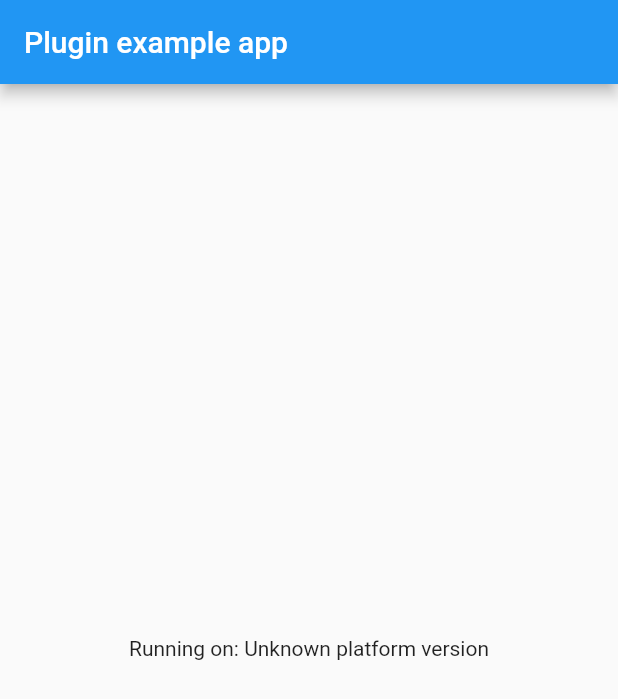
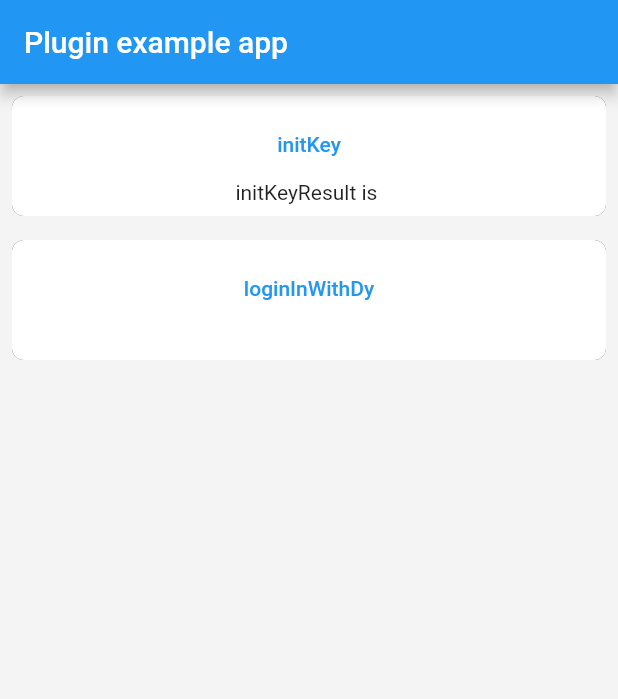
Before and after one commit to LinHuanTanLy/flutter_douyin_plugin, a Flutter app: the screen it shows after launch, on a phone screen of 412 x 824 dp. Shown: the top 699 px of the screen. Run offline on Flutter 3.47's test engine with Material 2 defaults, Android fonts, the phone set to English and light mode, and no system bars; our stand-ins replace dio, plugin_platform_interface.

Commit message:
example demo

```diff
--- a/example/lib/main.dart
+++ b/example/lib/main.dart
@@ -1,8 +1,8 @@
 import 'package:flutter/material.dart';
-import 'dart:async';
+import 'package:dy/dy.dart';
 
-import 'package:flutter/services.dart';
-import 'package:dy/dy.dart';
+const clientKey = 'awydmcyyh53uwo1v';
+const clientSecret = 'ac1a816c62a84475bd27356f9af52fe1';
 
 void main() {
   runApp(const MyApp());
@@ -16,48 +16,66 @@ class MyApp extends StatefulWidget {
 }
 
 class _MyAppState extends State<MyApp> {
-  String _platformVersion = 'Unknown';
   final _dyPlugin = Dy();
+  String? initKeyResult = "";
+  String? loginInResult = "";
+
+  final BoxDecoration _decoration = BoxDecoration(
+    boxShadow: [BoxShadow(color: Colors.black.withAlpha(180))],
+    borderRadius: BorderRadius.circular(8),
+    color: Colors.white,
+  );
 
   @override
   void initState() {
     super.initState();
-    initPlatformState();
-  }
-
-  // Platform messages are asynchronous, so we initialize in an async method.
-  Future<void> initPlatformState() async {
-    String platformVersion;
-    // Platform messages may fail, so we use a try/catch PlatformException.
-    // We also handle the message potentially returning null.
-    try {
-      platformVersion =
-          await _dyPlugin.getPlatformVersion() ?? 'Unknown platform version';
-    } on PlatformException {
-      platformVersion = 'Failed to get platform version.';
-    }
-
-    // If the widget was removed from the tree while the asynchronous platform
-    // message was in flight, we want to discard the reply rather than calling
-    // setState to update our non-existent appearance.
-    if (!mounted) return;
-
-    setState(() {
-      _platformVersion = platformVersion;
-    });
   }
 
   @override
   Widget build(BuildContext context) {
+    Widget _buildItemWidget(
+      String method,
+      VoidCallback? onPressed,
+      String result,
+    ) =>
+        Container(
+            padding: const EdgeInsets.all(8),
+            margin: const EdgeInsets.all(8),
+            width: double.infinity,
+            decoration: _decoration,
+            child: Column(
+              mainAxisAlignment: MainAxisAlignment.center,
+              crossAxisAlignment: CrossAxisAlignment.center,
+              children: [
+                TextButton(onPressed: onPressed, child: Text(method)),
+                Text(result)
+              ],
+            ));
+
     return MaterialApp(
       home: Scaffold(
-        appBar: AppBar(
-          title: const Text('Plugin example app'),
-        ),
-        body: Center(
-          child: Text('Running on: $_platformVersion\n'),
-        ),
-      ),
+          backgroundColor: const Color(0xfff4f4f4),
+          appBar: AppBar(
+            title: const Text('Plugin example app'),
+          ),
+          body: Column(
+            children: [
+              _buildItemWidget("initKey", () async {
+                initKeyResult =
+                    await _dyPlugin.initKey(clientKey, clientSecret);
+                debugPrint("the initKeyResult is $initKeyResult");
+                setState(() {});
+              }, "initKeyResult is $initKeyResult"),
+              _buildItemWidget("loginInWithDy", () async {
+                if (initKeyResult != "true") {
+                  setState(() {
+                    loginInResult = "initKey first";
+                  });
+                }
+                loginInResult = await _dyPlugin.loginInWithDouyin();
+              }, '$loginInResult')
+            ],
+          )),
     );
   }
 }
```
